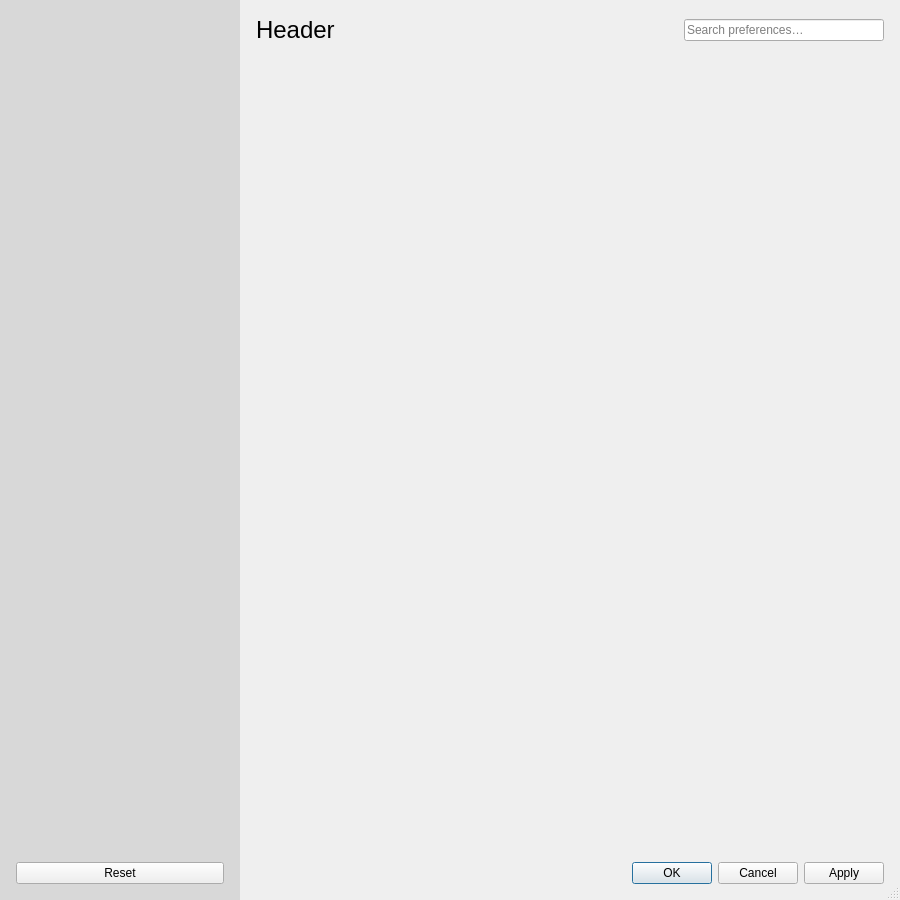
andrejvysny/FreeCAD, file src/Gui/Dialogs/DlgPreferences.ui: the form before one commit.
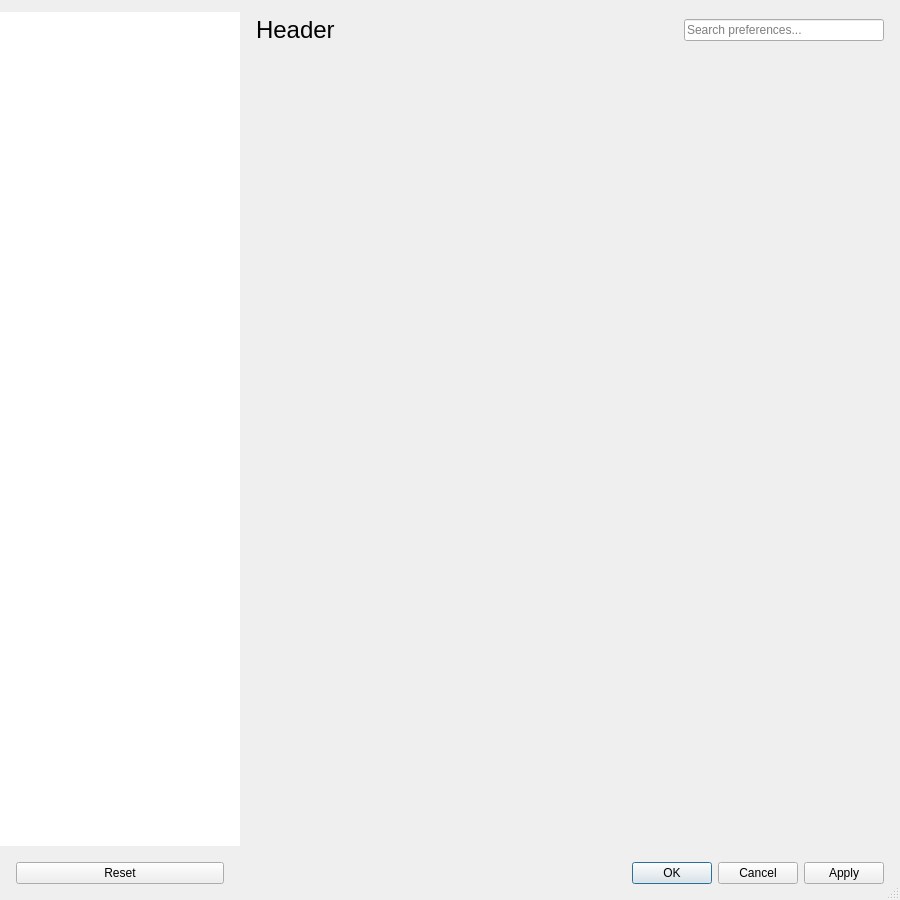
The form after the commit.

Commit message: Gui: Random changes to DlgSettings

Patch:
```diff
--- a/src/Gui/Dialogs/DlgPreferences.ui
+++ b/src/Gui/Dialogs/DlgPreferences.ui
@@ -2,11 +2,6 @@
 <ui version="4.0">
  <class>Gui::Dialog::DlgPreferences</class>
  <widget class="QDialog" name="Gui::Dialog::DlgPreferences">
-  <property name="styleSheet">
-    <string notr="true">#sidebar { background-color: rgba(0, 0, 0, 25); }
-      #groupsTreeView { background-color: transparent; }
-      #groupsTreeView::item { padding: 6px 0px; }</string>
-  </property>
   <property name="geometry">
    <rect>
     <x>0</x>
@@ -24,6 +19,9 @@
   <property name="windowTitle">
    <string>Preferences</string>
   </property>
+  <property name="styleSheet">
+   <string notr="true"/>
+  </property>
   <property name="sizeGripEnabled">
    <bool>true</bool>
   </property>
@@ -230,7 +228,7 @@
                </size>
               </property>
               <property name="placeholderText">
-               <string>Search preferences…</string>
+               <string>Search preferences...</string>
               </property>
               <property name="clearButtonEnabled">
                <bool>true</bool>
```
Left out of the diff: 20 changed lines with no effect on the pictures. The commit also changes 2 other files.
